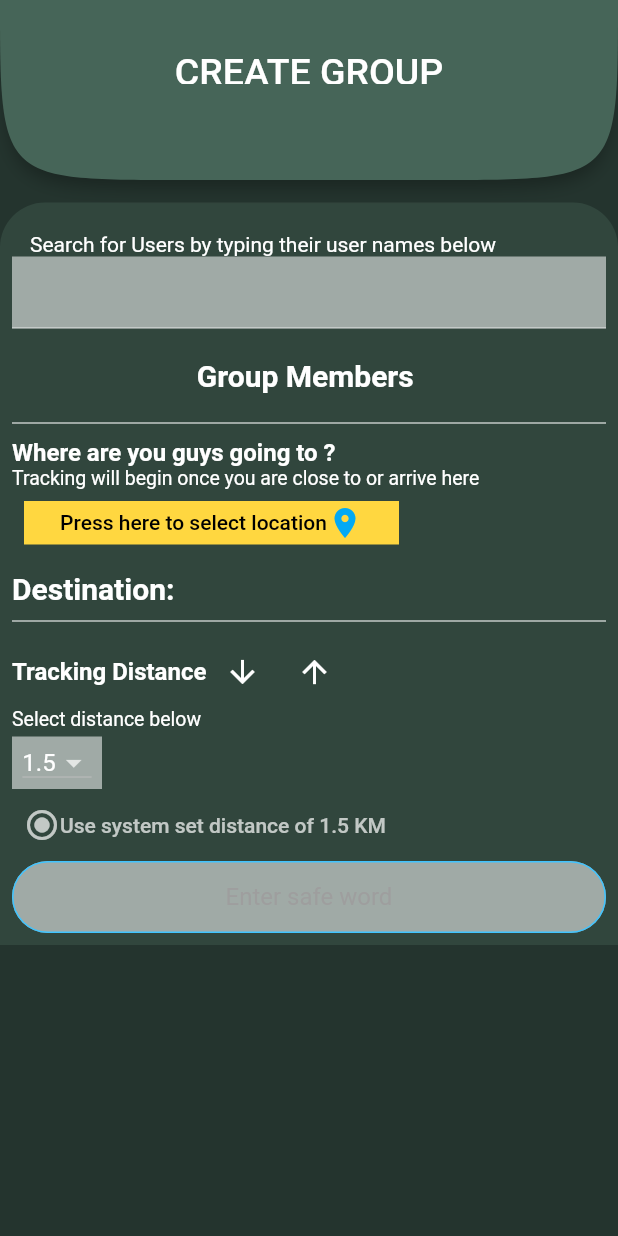
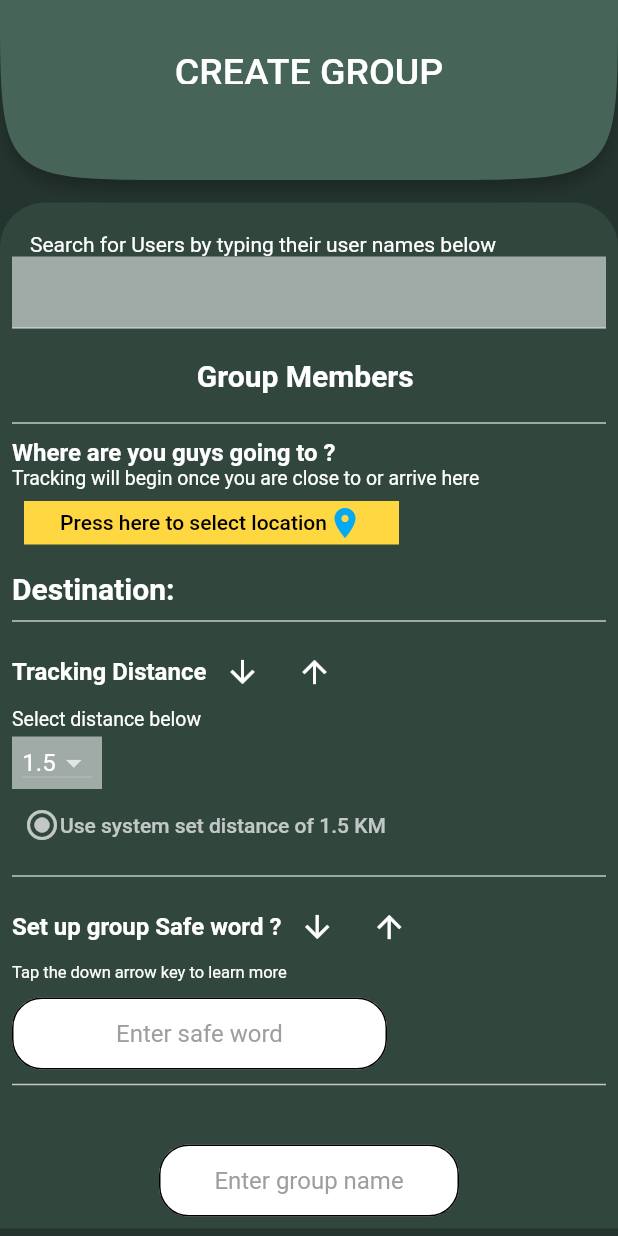
Before and after one commit to MaryWamaitha/Salama-App, a Flutter app: the CreateGroup screen opened by its route, on a phone screen of 412 x 824 dp. Run offline on Flutter 3.47's test engine with Material 2 defaults, Android fonts, the phone set to English and light mode, and no system bars; our stand-ins replace animated_text_kit, cloud_firestore, firebase_auth, firebase_core, flutter_spinkit, geolocator and 2 more; missing offline and left inert: flutter_google_places, google_api_headers, google_maps_webservice; accounts and stored records are empty.

Commit message:
'create group complete UI'

```diff
--- a/lib/Screens/create_group_screen.dart
+++ b/lib/Screens/create_group_screen.dart
@@ -6,14 +6,12 @@ import 'package:cloud_firestore/cloud_firestore.dart';
 
 import 'dart:async';
 import 'dart:math';
-
+import 'main_screen.dart';
 import 'package:google_api_headers/google_api_headers.dart';
-import 'package:flutter/material.dart';
 import 'package:flutter_google_places/flutter_google_places.dart';
 import 'package:google_maps_webservice/places.dart';
 
 const kGoogleApiKey = "AIzaSyDxzZPrCfZRX5FeTsWME8iJYl4EJiKSFQo";
-enum Option { systemset }
 
 class CreateGroup extends StatefulWidget {
   static String id = 'create_group_screen';
@@ -30,13 +28,13 @@ class _CreateGroupState extends State<CreateGroup> {
   String name;
   LatLng destination;
   double latitude;
-  double long;
+  double longi;
   List<String> Users = [];
   List<String> Members = [];
   List<double> Distance = [1, 1.5, 2, 3, 4, 5];
   double distance = 1.5;
   String DistanceInfo = 'Select distance below';
-  Option systemdistance = Option.systemset;
+  String SafeWordDetails = 'Tap the down arrow key to learn more';
   final _controller = TextEditingController();
   Future<void> getUsers() async {
     // Get docs from collection reference
@@ -119,7 +117,7 @@ class _CreateGroupState extends State<CreateGroup> {
         place = name;
         destination = LatLng(lat, lng);
         latitude = destination.latitude;
-        long = destination.longitude;
+        longi = destination.longitude;
       });
     }
   }
@@ -420,9 +418,54 @@ class _CreateGroupState extends State<CreateGroup> {
                           ),
                         ),
                       ),
-                      TextField(
-                        //obscure text is what makes passwords look like passwords
-                        obscureText: true,
+                      divider,
+                      Row(
+                        children: [
+                          Text(
+                            'Set up group Safe word ?',
+                            style: TextStyle(
+                              fontSize: 16.0,
+                              fontWeight: FontWeight.w700,
+                            ),
+                          ),
+                          IconButton(
+                            onPressed: () {
+                              setState(() {
+                                SafeWordDetails =
+                                ' This is a word only known to group members and that you can use to indicate you are unsafe when attacker is around but is only known to you and your group members';
+                              });
+                            },
+                            icon: Icon(Icons.arrow_downward),
+                          ),
+                          IconButton(
+                            onPressed: () {
+                              setState(() {
+                                SafeWordDetails = 'Click down arrow to learn more';
+                              });
+                            },
+                            icon: Icon(Icons.arrow_upward),
+                          ),
+                        ],
+                      ),
+                      SafeWordDetails != ''
+                          ? Text(
+                        '$SafeWordDetails',
+                        style: TextStyle(
+                          fontSize: 11.0,
+                        ),
+                      )
+                          : Text('Click down arrow to learn more'),
+                      // Text(
+                      //   'This is a word only known to group members and that you can use to indicate you are unsafe when attacker is around but is only known to you and your group members',
+                      //   style: TextStyle(
+                      //     fontSize: 13.0,
+                      //   ),
+                      // ),
+                      Padding(
+                        padding: const EdgeInsets.only(right:25.0, top: 10.0),
+                        child: SizedBox(
+                          width: 250,
+                          child: TextField(
                             textAlign: TextAlign.center,
                             style: TextStyle(color: Colors.black),
                             onChanged: (value) {
@@ -430,25 +473,63 @@ class _CreateGroupState extends State<CreateGroup> {
                             },
                             decoration: InputDecoration(
                               hintText: 'Enter safe word',
-                          fillColor: Colors.white54 ,
+                              fillColor: Colors.white ,
                               filled: true,
                               contentPadding: EdgeInsets.symmetric(
-                              vertical: 8.0, horizontal: 20.0),
-                          border: OutlineInputBorder(
+                                  vertical: 8.0, horizontal: 10.0),
+                              // border: OutlineInputBorder(
+                              //   borderRadius:
+                              //       BorderRadius.all(Radius.circular(32.0)),
+                              // ),
+                              enabledBorder: OutlineInputBorder(
+
                                 borderRadius:
-                                BorderRadius.all(Radius.circular(32.0)),
-                          ),
-                          enabledBorder: OutlineInputBorder(
-                            borderSide: BorderSide(
-                                color: Colors.lightBlueAccent, width: 1.0),
-                            borderRadius:
-                                BorderRadius.all(Radius.circular(32.0)),
+                                    BorderRadius.all(Radius.circular(20.0)),
                               ),
                               focusedBorder: OutlineInputBorder(
                                 borderSide: BorderSide(
-                                color: Colors.lightBlueAccent, width: 2.0),
+                                    color: Colors.amberAccent, width: 2.0),
                                 borderRadius:
-                                BorderRadius.all(Radius.circular(32.0)),
+                                    BorderRadius.all(Radius.circular(20.0)),
+                              ),
+                            ),
+                          ),
+                        ),
+                      ),
+                      divider,
+                      Padding(
+                        padding: const EdgeInsets.only(top: 30.0),
+                        child: Center(
+                          child: SizedBox(
+                            width: 200,
+                            child: TextField(
+                              textAlign: TextAlign.center,
+                              style: TextStyle(color: Colors.black),
+                              onChanged: (value) {
+                                //Do something with the user input.
+                              },
+                              decoration: InputDecoration(
+                                hintText: 'Enter group name',
+                                fillColor: Colors.white ,
+                                filled: true,
+                                contentPadding: EdgeInsets.symmetric(
+                                    vertical: 8.0, horizontal: 10.0),
+                                // border: OutlineInputBorder(
+                                //   borderRadius:
+                                //       BorderRadius.all(Radius.circular(32.0)),
+                                // ),
+                                enabledBorder: OutlineInputBorder(
+                                  borderRadius:
+                                  BorderRadius.all(Radius.circular(20.0)),
+                                ),
+                                focusedBorder: OutlineInputBorder(
+                                  borderSide: BorderSide(
+                                      color: Colors.amberAccent, width: 2.0),
+                                  borderRadius:
+                                  BorderRadius.all(Radius.circular(20.0)),
+                                ),
+                              ),
+                            ),
                           ),
                         ),
                       ),
@@ -456,6 +537,34 @@ class _CreateGroupState extends State<CreateGroup> {
                   ),
                 ),
               ),
+              Padding(
+                padding: const EdgeInsets.only(top: 8.0, bottom: 8.0),
+                child: Center(
+                  child: TextButton(
+                    onPressed: (){
+                      //what happens when button is pressed
+                    },
+                    child: Container(
+                      decoration: BoxDecoration(
+                          color: Colors.amberAccent,
+                          borderRadius: new BorderRadius.all(
+                           const Radius.circular(30.0),
+                          )),
+                      height: 50,
+                      width: 150.00,
+                      child: Center(
+                        child: Text(
+                          'Create Group',
+                          style: TextStyle(
+                            color: Colors.black,
+                          ),
+                        ),
+                      ),
+                    ),
+                  ),
+                ),
+              ),
+              Menu(),
             ],
           ),
         ),
--- a/lib/Screens/login_screen.dart
+++ b/lib/Screens/login_screen.dart
@@ -2,6 +2,7 @@ import 'package:flutter/material.dart';
 import 'package:firebase_auth/firebase_auth.dart';
 import 'main_screen.dart';
 import 'package:modal_progress_hud/modal_progress_hud.dart';
+import '../constants.dart';
 
 class LoginScreen extends StatefulWidget {
   static String id = 'login_screen';
@@ -58,12 +59,12 @@ class _LoginScreenState extends State<LoginScreen> {
                   ),
                   enabledBorder: OutlineInputBorder(
                     borderSide:
-                    BorderSide(color: Colors.lightBlueAccent, width: 1.0),
+                    BorderSide(color: kMainColour, width: 1.0),
                     borderRadius: BorderRadius.all(Radius.circular(32.0)),
                   ),
                   focusedBorder: OutlineInputBorder(
                     borderSide:
-                    BorderSide(color: Colors.lightBlueAccent, width: 2.0),
+                    BorderSide(color: kMainColour, width: 2.0),
                     borderRadius: BorderRadius.all(Radius.circular(32.0)),
                   ),
                 ),
@@ -88,12 +89,12 @@ class _LoginScreenState extends State<LoginScreen> {
                   ),
                   enabledBorder: OutlineInputBorder(
                     borderSide:
-                    BorderSide(color: Colors.lightBlueAccent, width: 1.0),
+                    BorderSide(color: kMainColour, width: 1.0),
                     borderRadius: BorderRadius.all(Radius.circular(32.0)),
                   ),
                   focusedBorder: OutlineInputBorder(
                     borderSide:
-                    BorderSide(color: Colors.lightBlueAccent, width: 2.0),
+                    BorderSide(color: kMainColour, width: 2.0),
                     borderRadius: BorderRadius.all(Radius.circular(32.0)),
                   ),
                 ),
--- a/lib/Screens/main_screen.dart
+++ b/lib/Screens/main_screen.dart
@@ -180,7 +180,28 @@ class _MainScreenState extends State<MainScreen> {
                       ),
                     ),
                   ),
-                  Container(
+                  Menu()
+                ],
+              ),
+            )
+          : Container(
+              child: SpinKitFoldingCube(
+                color: Colors.green,
+                size: 100.0,
+              ),
+            ), //TODO Add what to show if user location is null eg error message
+    );
+  }
+}
+
+class Menu extends StatelessWidget {
+  const Menu({
+    Key key,
+  }) : super(key: key);
+
+  @override
+  Widget build(BuildContext context) {
+    return Container(
       height: 66,
       color: kMainColour,
       child: Padding(
@@ -192,6 +213,7 @@ class _MainScreenState extends State<MainScreen> {
             MenuItem(
               icon: Icons.home,
               label: 'Home',
+              page: MainScreen.id,
             ),
             MenuItem(
               icon: Icons.people,
@@ -209,16 +231,6 @@ class _MainScreenState extends State<MainScreen> {
           ],
         ),
       ),
-                  )
-                ],
-              ),
-            )
-          : Container(
-              child: SpinKitFoldingCube(
-                color: Colors.green,
-                size: 100.0,
-              ),
-            ), //TODO Add what to show if user location is null eg error message
     );
   }
 }
--- a/lib/Screens/registration_screen.dart
+++ b/lib/Screens/registration_screen.dart
@@ -178,12 +178,12 @@ class _RegistrationScreenState extends State<RegistrationScreen> {
                     ),
                     enabledBorder: OutlineInputBorder(
                       borderSide:
-                          BorderSide(color: Colors.blueAccent, width: 1.0),
+                          BorderSide(color:kMainColour, width: 1.0),
                       borderRadius: BorderRadius.all(Radius.circular(32.0)),
                     ),
                     focusedBorder: OutlineInputBorder(
                       borderSide:
-                          BorderSide(color: Colors.blueAccent, width: 2.0),
+                          BorderSide(color: kMainColour, width: 2.0),
                       borderRadius: BorderRadius.all(Radius.circular(32.0)),
                     ),
                   ),
--- a/lib/constants.dart
+++ b/lib/constants.dart
@@ -17,6 +17,7 @@ const kMajorHeadings = TextStyle(
   fontWeight: FontWeight.w700,
   color: Colors.white,
 );
+
 
 const divider =Divider(
 thickness: 1, // thickness of the line
```
Lines whose indentation alone changed are shown as unchanged.
